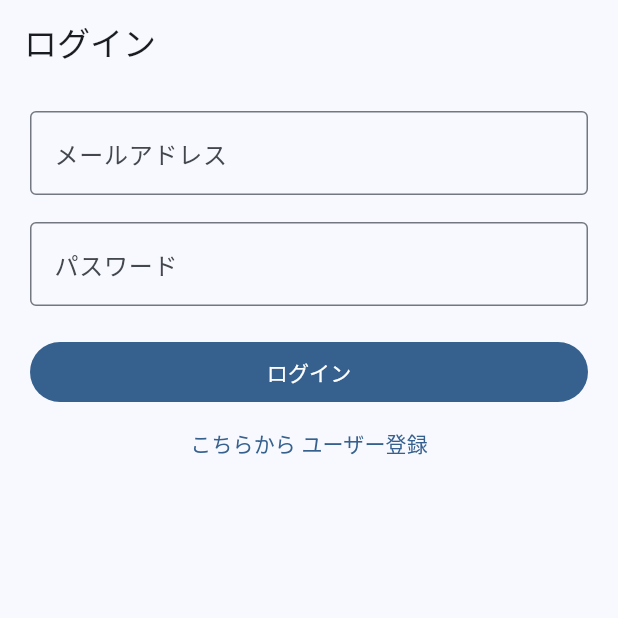
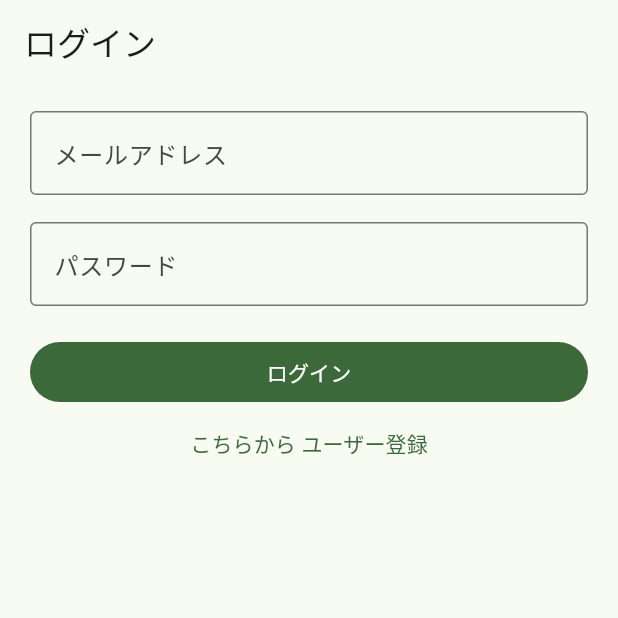
Before and after one commit to teym0/studyplan, a Flutter app: the screen it shows after launch, on a phone screen of 412 x 824 dp, the top half of it. Run offline on Flutter 3.47's test engine with Material 2 defaults, Android fonts, the light colour scheme and no system bars; our stand-ins replace cached_network_image, flutter_dotenv, freezed_annotation, hooks_riverpod, image_picker, percent_indicator and 2 more; accounts and stored records are empty.

Commit message:
dark themeに対応 #17

```diff
--- a/lib/app.dart
+++ b/lib/app.dart
@@ -21,8 +21,14 @@ class MyApp extends HookConsumerWidget {
       title: "LeadStudy",
       initialRoute: "/",
       theme: ThemeData(
+        colorSchemeSeed: Colors.green,
         useMaterial3: true,
-        colorSchemeSeed: Colors.blue,
+        brightness: Brightness.light,
+      ),
+      darkTheme: ThemeData(
+        colorSchemeSeed: Colors.green,
+        useMaterial3: true,
+        brightness: Brightness.dark,
       ),
       debugShowCheckedModeBanner: false,
       onGenerateRoute: (settings) {
--- a/lib/ui/book_detail_page/detail_tab_view.dart
+++ b/lib/ui/book_detail_page/detail_tab_view.dart
@@ -191,7 +191,7 @@ Widget detailTabView(BuildContext context, Book book, List<Goal> goals) {
                       animationDuration: 400,
                       percent: taskInformation.item2,
                       progressColor: Theme.of(context).colorScheme.primary,
-                      backgroundColor: Colors.grey.shade200,
+                      backgroundColor: Colors.grey.withOpacity(0.4),
                     ),
                   ),
                 ],
--- a/lib/ui/today_page/today_page.dart
+++ b/lib/ui/today_page/today_page.dart
@@ -26,7 +26,6 @@ class TodayPage extends ConsumerWidget {
             Container(
               width: double.infinity,
               decoration: const BoxDecoration(
-                color: Colors.white,
                 borderRadius: BorderRadius.only(
                     topLeft: Radius.circular(30),
                     bottomLeft: Radius.circular(30),
```
Also changed, not shown: pubspec.yaml (+0 -12 lines), 4 other files.
